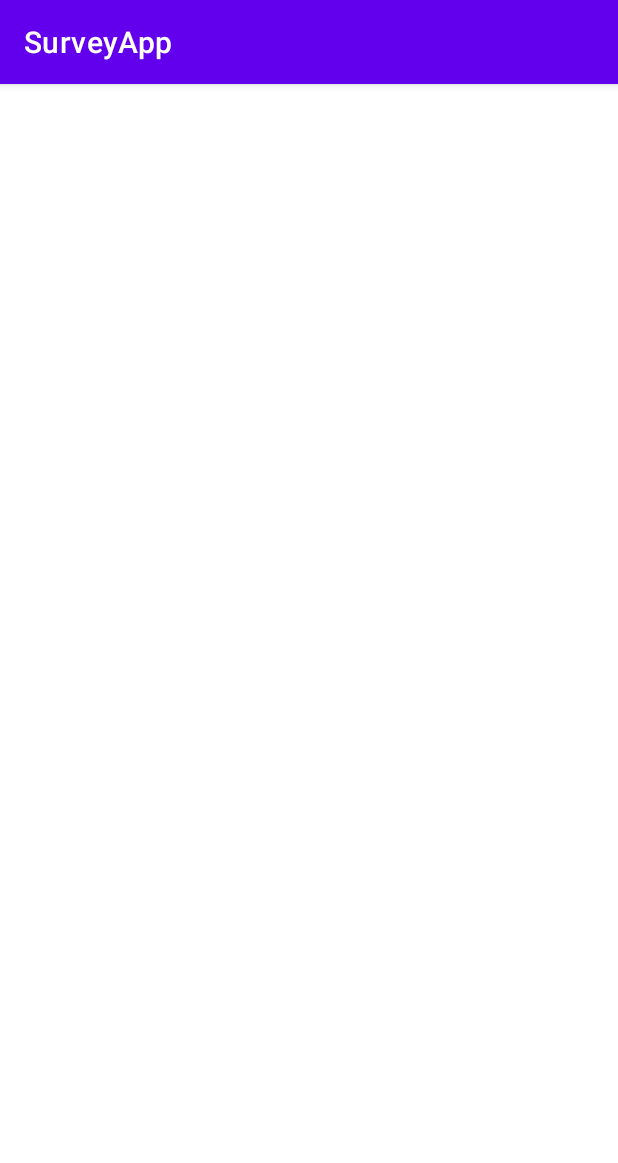
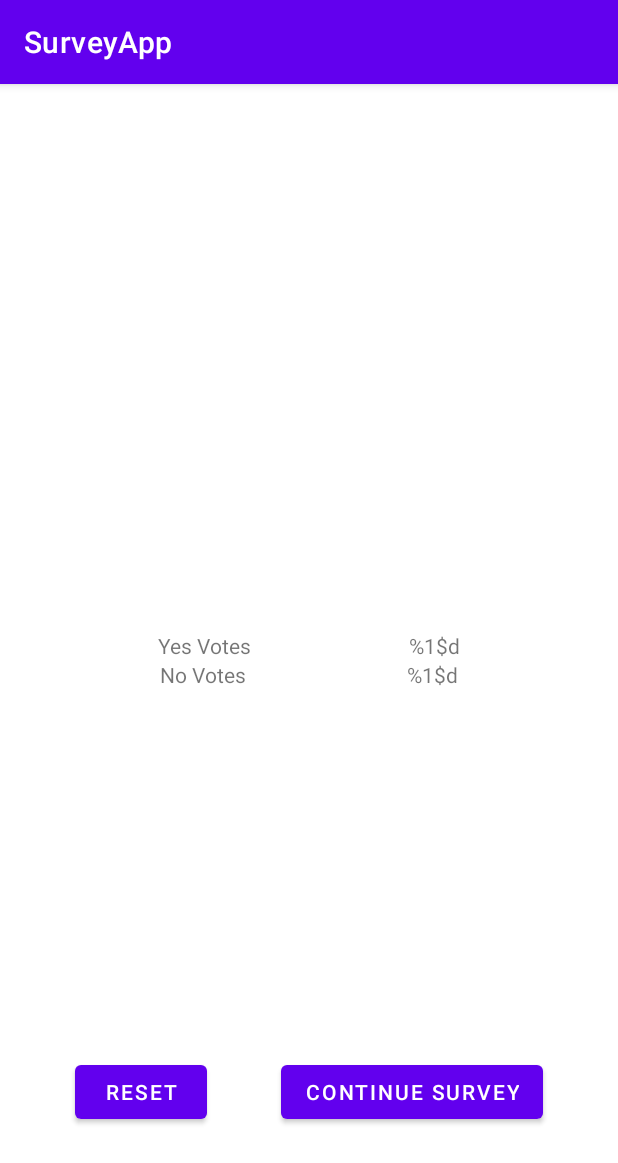
Before and after one commit to FireL0ki/SurveyAppFragments, an Android app: the SurveyResultActivity screen opened directly, with no data from a screen before it, on a phone screen of 412 x 824 dp. Shown: the top 1163 px of the screen. Run offline under Robolectric (Android 15) with nearby library versions, the phone set to English and light mode, and no system bars; 2 statements that could not run were skipped.

Commit message:
connected new activity (surveyResult page)

```diff
--- a/app/src/main/java/com/example/surveyapp/MainActivity.kt
+++ b/app/src/main/java/com/example/surveyapp/MainActivity.kt
@@ -1,29 +1,26 @@
 package com.example.surveyapp
 
+import android.content.ClipData.newIntent
+import android.content.Intent
 import androidx.appcompat.app.AppCompatActivity
 import android.os.Bundle
 import android.widget.Button
 import android.widget.TextView
+import androidx.activity.result.ActivityResult
+import androidx.activity.result.contract.ActivityResultContracts
 import androidx.lifecycle.ViewModelProvider
 
+
 class MainActivity : AppCompatActivity() {
-
-    /* you are surveying MCTC students with a simple question with a Yes/No answer.
-Create a main Activity that shows your survey question in a TextView.
-Add two buttons, one for Yes and one for No
-Add two TextView components, one to show the total Yes votes, and one to show the total No votes.
-As you survey students, every time you ask someone the question and they answer 'yes', you can tap the Yes button to add 1 to the Yes total.  And if someone answers 'no', you can tap the No button, and this should add 1 to the no total. The yes and no TextViews should update as you collect votes.
-Add a reset button to reset the totals to zero.
-Make sure the total votes for Yes and No are saved when the device is rotated. Use a ViewModel.
-An example layout is shown below with 16 yes votes and 17 no votes.  If the reset button was tapped, both counts should reset to 0.  Then, if the yes button was tapped, the yes count is set to 1.
-*/
 
     private lateinit var questionTextView: TextView
     private lateinit var yesButton: Button
     private lateinit var noButton: Button
     private lateinit var yesCountText: TextView
     private lateinit var noCountText: TextView
-    private lateinit var resetButton: Button
+
+    // remove resetButton and replace with resultButton
+    private lateinit var resultsButton: Button
 
 
     private val surveyAppViewModel: SurveyAppViewModel by lazy {
@@ -39,13 +36,10 @@ An example layout is shown below with 16 yes votes and 17 no votes.  If the rese
         noButton = findViewById(R.id.no_button)
         yesCountText = findViewById(R.id.yes_count)
         noCountText = findViewById(R.id.no_count)
-        resetButton = findViewById(R.id.reset_button)
 
+        // remove reset button and set up resultsButton
+        resultsButton = findViewById(R.id.results_button)
 
-//        surveyAppViewModel. // use this to call functions in viewModel
-
-        // fix errors -- yesCount/yesCountText variables are moved over to view model
-        // GuestList app has examples for set up
 
         // onCreate, set initial vote counts to 0
         val initialCount = 0
@@ -64,11 +58,35 @@ An example layout is shown below with 16 yes votes and 17 no votes.  If the rese
             noCountText.text = getString(R.string.no_count_text, noCount)
         }
 
-        resetButton.setOnClickListener {
-            surveyAppViewModel.resetCounts()
-            yesCountText.text = getString(R.string.no_count_text, surveyAppViewModel.noCount)
-            noCountText.text = getString(R.string.yes_count_text, surveyAppViewModel.yesCount)
+        // remove resetButton and set up resultsButton
+//        resetButton.setOnClickListener {
+//            surveyAppViewModel.resetCounts()
+//            yesCountText.text = getString(R.string.no_count_text, surveyAppViewModel.noCount)
+//            noCountText.text = getString(R.string.yes_count_text, surveyAppViewModel.yesCount)
+//        }
+
+        resultsButton.setOnClickListener {
+            // when this button is tapped, display SurveyResultActivity--
+            // to display the results of the survey (how many yes/no answers)
+            val yesCount = surveyAppViewModel.yesCount
+            val noCount = surveyAppViewModel.noCount
+
+            val intent = SurveyResultActivity.newIntent(this@MainActivity, yesCount, noCount)
+            startActivity(intent)
+//            showResultsPage()
         }
+    }
 
-    }
+    // set up function to send data to new SurveyResultActivity and run the new page
+//    private fun showResultsPage() {
+//        val showResultsIntent = Intent(this, SurveyResultActivity::class.java)
+//        startActivity(intent)
+//
+//        showResultsIntent.putExtra(EXTRA_VOTE_RESULTS, surveyAppViewModel.noCount)
+//        showResultsIntent.putExtra(EXTRA_VOTE_RESULTS, surveyAppViewModel.yesCount)
+//        voteResultLauncher.launch(showResultsIntent)
+//
+//
+//    }
+
 }
--- a/app/src/main/java/com/example/surveyapp/SurveyResultActivity.kt
+++ b/app/src/main/java/com/example/surveyapp/SurveyResultActivity.kt
@@ -1,11 +1,76 @@
 package com.example.surveyapp
 
+import android.content.Context
+import android.content.Intent
 import android.support.v7.app.AppCompatActivity
 import android.os.Bundle
+import android.widget.Button
+import android.widget.TextView
+
+
+// create an extra to retrieve the data from mainActivity into SurveyResultsActivity
+const val EXTRA_YES_COUNT = ".com.example.surveyapp.yesCount"
+const val EXTRA_NO_COUNT = ".com.example.surveyapp.noCount"
+
+// Screen that displays results (yes/no answers)
+// two buttons: resetButton -- reset counts to zero
+// continueSurveyButton -- returns user to the survey activity, keeps same totals
+
 
 class SurveyResultActivity : AppCompatActivity() {
+
+    private lateinit var yesCountText: TextView
+    private lateinit var noCountText: TextView
+    private lateinit var continueSurveyButton: Button
+    private lateinit var resetButton: Button
+
+
+    // create variables for extra values being retrieved
+    private var yesCount = 0
+    private var noCount = 0
+
     override fun onCreate(savedInstanceState: Bundle?) {
         super.onCreate(savedInstanceState)
         setContentView(R.layout.activity_survey_result)
+
+        // retrieve values from extras and set to variables
+        yesCount = intent.getIntExtra(EXTRA_YES_COUNT, 0)
+        noCount = intent.getIntExtra(EXTRA_NO_COUNT, 0)
+
+        // connect other components from SurveyResultActivity screen
+        // these are the textViews that will hold the counts
+        yesCountText = findViewById(R.id.yes_count)
+        noCountText = findViewById(R.id.no_count)
+
+        continueSurveyButton = findViewById(R.id.continue_survey_button)
+        resetButton = findViewById(R.id.reset_button)
+
+        // upon entering this page, counts should already be wired up to the textViews
+        yesCountText.setText(yesCount)
+        noCountText.setText(noCount)
+
+        // set up event listeners for reset button (set counts to zero)
+        resetButton.setOnClickListener {
+            yesCountText.setText(0)
+            noCountText.setText(0)
+        }
+        // continue to survey (to send user back to survey)
+        continueSurveyButton.setOnClickListener {
+            finish()
+        }
+
     }
+
+    // create companion object to access functions without a class instance
+    companion object {
+        // add additional arguments to newIntent to pass both yes & no counts
+        fun newIntent(packageContext: Context, yesCount: Int, noCount: Int): Intent {
+            return Intent(packageContext, SurveyResultActivity::class.java).apply {
+                putExtra(EXTRA_YES_COUNT, yesCount)
+                putExtra(EXTRA_NO_COUNT, noCount)
+            }
+        }
+    }
+
+
 }
--- a/app/src/main/res/layout/activity_main.xml
+++ b/app/src/main/res/layout/activity_main.xml
@@ -63,10 +63,10 @@
         app:layout_constraintTop_toBottomOf="@+id/yes_button" />
 
     <Button
-        android:id="@+id/reset_button"
+        android:id="@+id/results_button"
         android:layout_width="wrap_content"
         android:layout_height="wrap_content"
-        android:text="@string/reset_button_text"
+        android:text="@string/results_button_text"
         app:layout_constraintBottom_toBottomOf="parent"
         app:layout_constraintEnd_toEndOf="parent"
         app:layout_constraintHorizontal_bias="0.5"
--- a/app/src/main/res/layout/activity_survey_result.xml
+++ b/app/src/main/res/layout/activity_survey_result.xml
@@ -1,9 +1,79 @@
 <?xml version="1.0" encoding="utf-8"?>
-<android.support.constraint.ConstraintLayout xmlns:android="http://schemas.android.com/apk/res/android"
+<androidx.constraintlayout.widget.ConstraintLayout xmlns:android="http://schemas.android.com/apk/res/android"
     xmlns:app="http://schemas.android.com/apk/res-auto"
     xmlns:tools="http://schemas.android.com/tools"
     android:layout_width="match_parent"
     android:layout_height="match_parent"
-    tools:context=".SurveyResultActivity">
+    tools:context=".MainActivity">
 
-</android.support.constraint.ConstraintLayout>
+    <!--        app:layout_marginStart="4dp" />-->
+
+    <TextView
+        android:id="@+id/no_count"
+        android:layout_width="wrap_content"
+        android:layout_height="wrap_content"
+        android:text="@string/no_count_text"
+        app:layout_constraintBottom_toBottomOf="parent"
+        app:layout_constraintEnd_toEndOf="parent"
+        app:layout_constraintHorizontal_bias="0.5"
+        app:layout_constraintStart_toEndOf="@+id/noText"
+        app:layout_constraintTop_toBottomOf="@+id/yes_count" />
+
+    <TextView
+        android:id="@+id/yes_count"
+        android:layout_width="wrap_content"
+        android:layout_height="wrap_content"
+        android:text="@string/yes_count_text"
+        app:layout_constraintBottom_toTopOf="@+id/no_count"
+        app:layout_constraintEnd_toEndOf="parent"
+        app:layout_constraintHorizontal_bias="0.5"
+        app:layout_constraintStart_toEndOf="@+id/yesText"
+        app:layout_constraintTop_toTopOf="parent"
+        app:layout_constraintVertical_chainStyle="packed" />
+
+    <TextView
+        android:id="@+id/yesText"
+        android:layout_width="wrap_content"
+        android:layout_height="wrap_content"
+        android:text="@string/yes_votes_label"
+        app:layout_constraintBottom_toTopOf="@+id/noText"
+        app:layout_constraintEnd_toStartOf="@+id/yes_count"
+        app:layout_constraintHorizontal_bias="0.5"
+        app:layout_constraintStart_toStartOf="parent"
+        app:layout_constraintTop_toTopOf="parent"
+        app:layout_constraintVertical_chainStyle="packed" />
+
+    <TextView
+        android:id="@+id/noText"
+        android:layout_width="wrap_content"
+        android:layout_height="wrap_content"
+        android:text="@string/no_votes_label"
+        app:layout_constraintBottom_toBottomOf="parent"
+        app:layout_constraintEnd_toStartOf="@+id/no_count"
+        app:layout_constraintHorizontal_bias="0.5"
+        app:layout_constraintStart_toStartOf="parent"
+        app:layout_constraintTop_toBottomOf="@+id/yesText" />
+
+    <Button
+        android:id="@+id/continue_survey_button"
+        android:layout_width="wrap_content"
+        android:layout_height="wrap_content"
+        android:layout_marginBottom="72dp"
+        android:text="@string/continue_survey_button_text"
+        app:layout_constraintBottom_toBottomOf="parent"
+        app:layout_constraintEnd_toEndOf="parent"
+        app:layout_constraintHorizontal_bias="0.5"
+        app:layout_constraintStart_toEndOf="@+id/reset_button" />
+
+    <Button
+        android:id="@+id/reset_button"
+        android:layout_width="wrap_content"
+        android:layout_height="wrap_content"
+        android:layout_marginBottom="72dp"
+        android:text="@string/reset_button"
+        app:layout_constraintBottom_toBottomOf="parent"
+        app:layout_constraintEnd_toStartOf="@+id/continue_survey_button"
+        app:layout_constraintHorizontal_bias="0.5"
+        app:layout_constraintStart_toStartOf="parent" />
+
+</androidx.constraintlayout.widget.ConstraintLayout>
--- a/app/src/main/res/values/strings.xml
+++ b/app/src/main/res/values/strings.xml
@@ -10,5 +10,10 @@
     <string name="no_count_text">%1$d</string>
 
     <string name="reset_button_text">Reset Count</string>
+    <string name="results_button_text">Results</string>
+    <string name="yes_votes_label">Yes Votes</string>
+    <string name="no_votes_label">No Votes</string>
+    <string name="continue_survey_button_text">Continue Survey</string>
+    <string name="reset_button">Reset</string>
 
 </resources>
```
